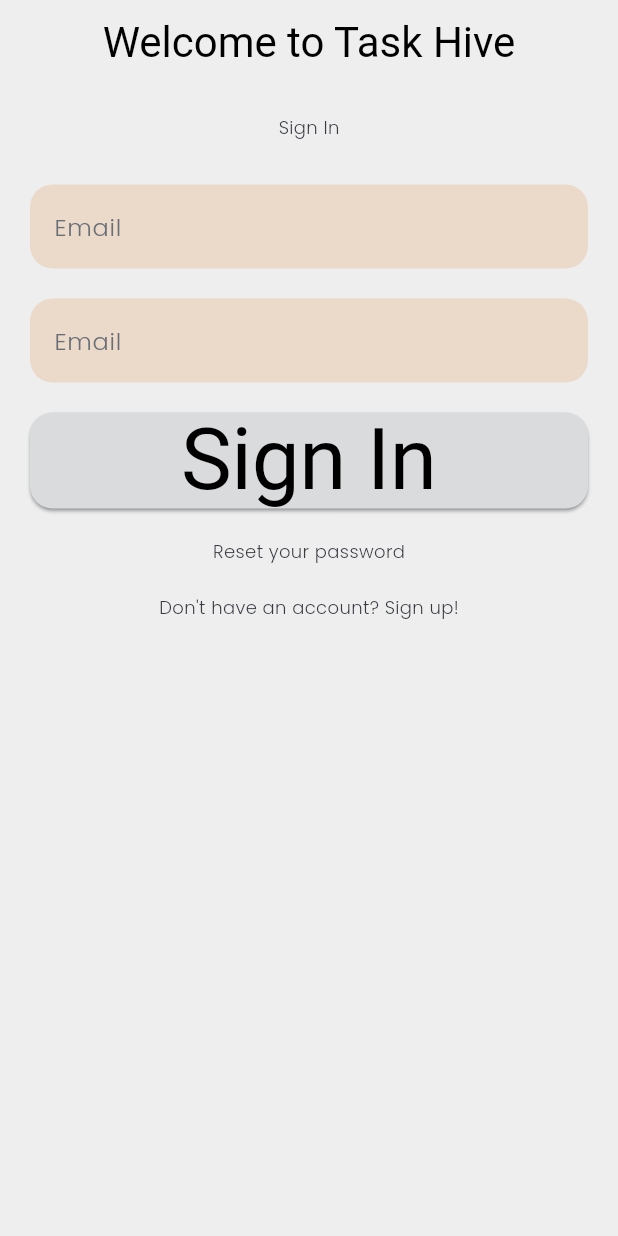
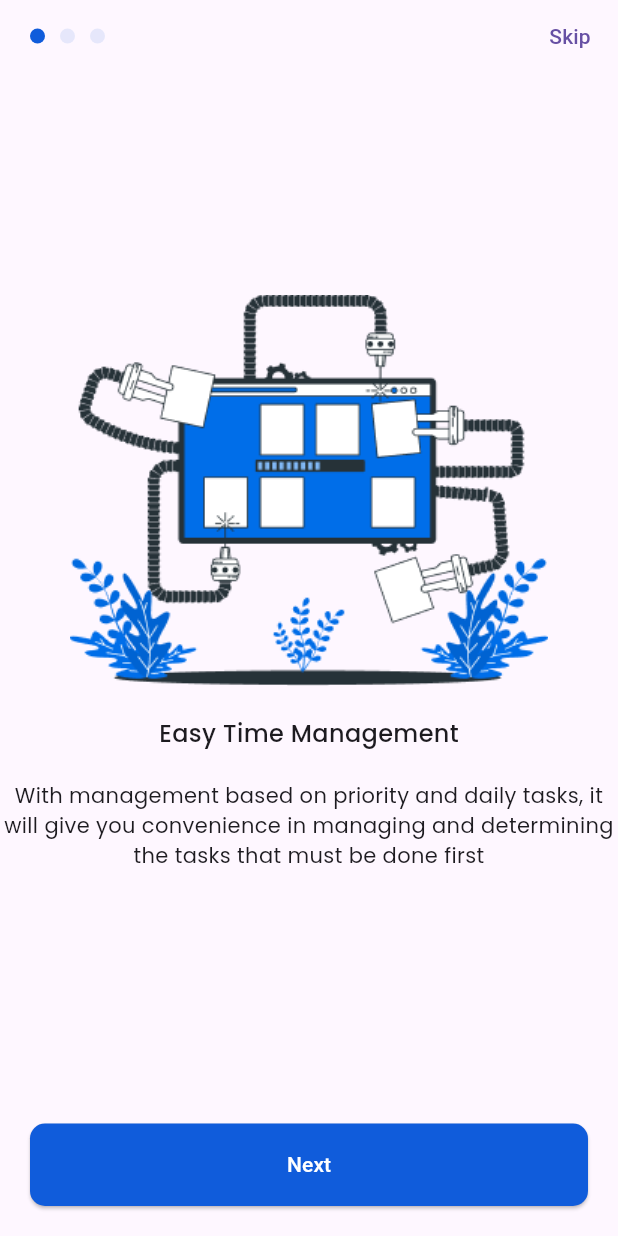
Before and after one commit to Tahsin007/nstu-codebreakers, a Flutter app: the screen it shows after launch, on a phone screen of 412 x 824 dp. Run offline on Flutter 3.47's test engine with Material 3 defaults, Android fonts, the phone set to English and light mode, and no system bars; our stand-ins replace equatable, flutter_bloc, get_it, go_router, google_fonts, logger.

Commit message:
Setup/initial: Worked on theme and font setup

```diff
--- a/task_hive/lib/core/navigation/router_config.dart
+++ b/task_hive/lib/core/navigation/router_config.dart
@@ -1,4 +1,6 @@
 import 'package:go_router/go_router.dart';
+import 'package:task_hive/features/on_board/screens/onboard_screen_1.dart';
+import 'package:task_hive/splash_screen.dart';
 
 import '../../features/auth/presentation/screens/signin_screen.dart';
 import 'error_page.dart';
@@ -9,11 +11,15 @@ class MyRouterConfig {
     errorBuilder: (context, state) {
       return const ErrorPage();
     },
-    initialLocation: MyRoutes.signInRoute,
+    initialLocation: MyRoutes.initialRoute,
     routes: [
       GoRoute(
-        path: MyRoutes.signInRoute,
-        builder: (context, state) => const SignInScreen(),
+        path: MyRoutes.initialRoute,
+        builder: (context, state) => const SplashScreen(),
+      ),
+      GoRoute(
+        path: MyRoutes.onboard1,
+        builder: (context, state) => const OnboardScreen1(),
       ),
     ],
   );
--- a/task_hive/lib/core/navigation/routes.dart
+++ b/task_hive/lib/core/navigation/routes.dart
@@ -1,5 +1,11 @@
 class MyRoutes {
   static String initialRoute = '/';
+
+  static String splashRoute = '/splash';
+  static String onboard1 = '/onboard1';
+  static String onboard2 = '/onboard2';
+  static String onboard3 = '/onboard3';
+
   static String signInRoute = '/signIn';
   static String signUpRoute = '/signUp';
   static String otpRoute = '/otp';
--- a/task_hive/lib/core/theme/colors.dart
+++ b/task_hive/lib/core/theme/colors.dart
@@ -1,17 +1,25 @@
 import 'dart:ui';
 
-class MyLightColors {
-  static const primary = Color(0xFFDC5F00);
-  static const secondary = Color(0xFF373A40);
-  static const shadow = Color(0xFF686D76);
-  static const surface = Color(0xFFEEEEEE);
+import 'package:flutter/material.dart';
+
+// class MyLightColors {
+//   static const primary = Color(0xFFDC5F00);
+//   static const secondary = Color(0xFF373A40);
+//   static const shadow = Color(0xFF686D76);
+//   static const surface = Color(0xFFEEEEEE);
+// }
+
+// class MyDarkColors {
+//   static const primary = Color.fromARGB(255, 179, 124, 82);
+//   // static const surface = Color(0xFF373A40);
+//   static const shadow = Color(0xFF686D76);
+//   static const secondary = Color(0xFFEEEEEE);
+// }
+
+class AppColors {
+  static const brand = Color(0xFF105CDB);
+  static const header = Color(0xFF000000);
+  static const subHeader = Color(0xFF474747);
+  static const textColor = Color(0xFF4A4646);
+  static const alert = Color(0xFFCB2F2F);
 }
-
-class MyDarkColors {
-  static const primary = Color.fromARGB(255, 179, 124, 82);
-  static const surface = Color(0xFF373A40);
-  static const shadow = Color(0xFF686D76);
-  static const secondary = Color(0xFFEEEEEE);
-}
-//test green 36BA98
-// pre surface Color(0xFF373A40);
--- a/task_hive/lib/core/theme/elevated_button_theme.dart
+++ b/task_hive/lib/core/theme/elevated_button_theme.dart
@@ -6,18 +6,18 @@ class MyElevatedfButtonTheme {
   static final myElevatedfButtonTheme = ElevatedButtonThemeData(
     style: ButtonStyle(
       backgroundColor: const WidgetStatePropertyAll(
-        Color(0xFFDADBDC),
+        AppColors.brand,
       ),
       minimumSize: const WidgetStatePropertyAll(
         Size(double.infinity, 55),
       ),
-      foregroundColor: const WidgetStatePropertyAll(
-        MyLightColors.secondary,
-      ),
       shape: WidgetStatePropertyAll(
         RoundedRectangleBorder(
-          borderRadius: BorderRadius.circular(15),
+          borderRadius: BorderRadius.circular(10),
         ),
+      ),
+      foregroundColor: const WidgetStatePropertyAll(
+        Colors.white,
       ),
     ),
   );
--- a/task_hive/lib/core/theme/input_decoration_theme.dart
+++ b/task_hive/lib/core/theme/input_decoration_theme.dart
@@ -3,14 +3,12 @@ import 'package:google_fonts/google_fonts.dart';
 
 import 'colors.dart';
 
-class MyInputDecorationTheme {
-  static final myInputDecorationTheme = InputDecorationTheme(
+class AppInputDecorationTheme {
+  static final appInputDecorationTheme = InputDecorationTheme(
     filled: true,
-    fillColor: const Color(0xFFEBD9CA),
     hintStyle: GoogleFonts.poppins(
       fontSize: 16,
       fontWeight: FontWeight.w300,
-      color: MyLightColors.shadow,
     ),
     enabledBorder: OutlineInputBorder(
       borderRadius: BorderRadius.circular(15),
@@ -19,7 +17,7 @@ class MyInputDecorationTheme {
     focusedBorder: OutlineInputBorder(
       borderRadius: BorderRadius.circular(15),
       borderSide: const BorderSide(
-        color: MyLightColors.primary,
+        color: AppColors.brand,
         width: 2,
       ),
     ),
@@ -30,41 +28,41 @@ class MyInputDecorationTheme {
     focusedErrorBorder: OutlineInputBorder(
       borderRadius: BorderRadius.circular(15),
       borderSide: const BorderSide(
-        color: MyLightColors.primary,
+        color: AppColors.alert,
         width: 2,
       ),
     ),
   );
 
-  static final myDarkInputDecorationTheme = InputDecorationTheme(
-    filled: true,
-    fillColor: const Color(0xFFEBD9CA),
-    hintStyle: GoogleFonts.poppins(
-      fontSize: 16,
-      fontWeight: FontWeight.w300,
-      color: MyDarkColors.secondary,
-    ),
-    enabledBorder: OutlineInputBorder(
-      borderRadius: BorderRadius.circular(15),
-      borderSide: BorderSide.none,
-    ),
-    focusedBorder: OutlineInputBorder(
-      borderRadius: BorderRadius.circular(15),
-      borderSide: const BorderSide(
-        color: MyDarkColors.primary,
-        width: 2,
-      ),
-    ),
-    errorBorder: OutlineInputBorder(
-      borderRadius: BorderRadius.circular(15),
-      borderSide: BorderSide.none,
-    ),
-    focusedErrorBorder: OutlineInputBorder(
-      borderRadius: BorderRadius.circular(15),
-      borderSide: const BorderSide(
-        color: MyDarkColors.primary,
-        width: 2,
-      ),
-    ),
-  );
+  // static final myDarkInputDecorationTheme = InputDecorationTheme(
+  //   filled: true,
+  //   // fillColor: const Color(0xFFEBD9CA),
+  //   hintStyle: GoogleFonts.poppins(
+  //     fontSize: 16,
+  //     fontWeight: FontWeight.w300,
+  //     color: AppColors.grey,
+  //   ),
+  //   enabledBorder: OutlineInputBorder(
+  //     borderRadius: BorderRadius.circular(15),
+  //     borderSide: BorderSide.none,
+  //   ),
+  //   focusedBorder: OutlineInputBorder(
+  //     borderRadius: BorderRadius.circular(15),
+  //     borderSide: const BorderSide(
+  //       color: AppColors.brand,
+  //       width: 2,
+  //     ),
+  //   ),
+  //   errorBorder: OutlineInputBorder(
+  //     borderRadius: BorderRadius.circular(15),
+  //     borderSide: BorderSide.none,
+  //   ),
+  //   focusedErrorBorder: OutlineInputBorder(
+  //     borderRadius: BorderRadius.circular(15),
+  //     borderSide: const BorderSide(
+  //       color: AppColors.alert,
+  //       width: 2,
+  //     ),
+  //   ),
+  // );
 }
--- a/task_hive/lib/core/theme/text_theme.dart
+++ b/task_hive/lib/core/theme/text_theme.dart
@@ -3,59 +3,91 @@ import 'package:google_fonts/google_fonts.dart';
 
 import 'colors.dart';
 
-class MyTextTheme {
-  static final myLightTextTheme = TextTheme(
+class AppTextTheme {
+  AppTextTheme._();
+
+  static final appTextTheme = TextTheme(
     headlineLarge: GoogleFonts.poppins(
       fontSize: 24,
       fontWeight: FontWeight.w700,
-      color: MyLightColors.secondary,
+      // color: AppColors.dark,
     ),
     headlineSmall: GoogleFonts.poppins(
       fontSize: 12,
       fontWeight: FontWeight.w400,
-      color: MyLightColors.shadow,
+      // color: AppColors.dark,
     ),
     bodyLarge: GoogleFonts.poppins(
       fontSize: 16,
       fontWeight: FontWeight.w500,
-      color: MyLightColors.shadow,
+      // color: AppColors.dark,
     ),
     bodyMedium: GoogleFonts.poppins(
       fontSize: 12,
       fontWeight: FontWeight.w300,
-      color: MyLightColors.secondary,
+      // color: AppColors.dark,
     ),
     bodySmall: GoogleFonts.poppins(
       fontSize: 11,
       fontWeight: FontWeight.w500,
-      color: MyLightColors.shadow,
-    ),
-  );
-  static final myDarkTextTheme = TextTheme(
-    headlineLarge: GoogleFonts.poppins(
-      fontSize: 24,
-      fontWeight: FontWeight.w700,
-      color: MyDarkColors.secondary,
-    ),
-    headlineSmall: GoogleFonts.poppins(
-      fontSize: 12,
-      fontWeight: FontWeight.w400,
-      color: MyDarkColors.secondary,
-    ),
-    bodyLarge: GoogleFonts.poppins(
-      fontSize: 16,
-      fontWeight: FontWeight.w500,
-      color: MyDarkColors.secondary,
-    ),
-    bodyMedium: GoogleFonts.poppins(
-      fontSize: 12,
-      fontWeight: FontWeight.w300,
-      color: MyDarkColors.secondary,
-    ),
-    bodySmall: GoogleFonts.poppins(
-      fontSize: 11,
-      fontWeight: FontWeight.w500,
-      color: MyDarkColors.secondary,
+      // color: AppColors.dark,
     ),
   );
 }
+
+// class MyTextTheme {
+//   static final myLightTextTheme = TextTheme(
+//     headlineLarge: GoogleFonts.poppins(
+//       fontSize: 24,
+//       fontWeight: FontWeight.w700,
+//       // color: AppColors.dark,
+//     ),
+//     headlineSmall: GoogleFonts.poppins(
+//       fontSize: 12,
+//       fontWeight: FontWeight.w400,
+//       // color: AppColors.dark,
+//     ),
+//     bodyLarge: GoogleFonts.poppins(
+//       fontSize: 16,
+//       fontWeight: FontWeight.w500,
+//       // color: AppColors.dark,
+//     ),
+//     bodyMedium: GoogleFonts.poppins(
+//       fontSize: 12,
+//       fontWeight: FontWeight.w300,
+//       // color: AppColors.dark,
+//     ),
+//     bodySmall: GoogleFonts.poppins(
+//       fontSize: 11,
+//       fontWeight: FontWeight.w500,
+//       // color: AppColors.dark,
+//     ),
+//   );
+//   static final myDarkTextTheme = TextTheme(
+//     headlineLarge: GoogleFonts.poppins(
+//       fontSize: 24,
+//       fontWeight: FontWeight.w700,
+//       // color: AppColors.dark,
+//     ),
+//     headlineSmall: GoogleFonts.poppins(
+//       fontSize: 12,
+//       fontWeight: FontWeight.w400,
+//       // color: AppColors.dark,
+//     ),
+//     bodyLarge: GoogleFonts.poppins(
+//       fontSize: 16,
+//       fontWeight: FontWeight.w500,
+//       // color: AppColors.dark,
+//     ),
+//     bodyMedium: GoogleFonts.poppins(
+//       fontSize: 12,
+//       fontWeight: FontWeight.w300,
+//       // color: AppColors.dark,
+//     ),
+//     bodySmall: GoogleFonts.poppins(
+//       fontSize: 11,
+//       fontWeight: FontWeight.w500,
+//       // color: AppColors.dark,
+//     ),
+//   );
+// }
--- a/task_hive/lib/core/theme/theme.dart
+++ b/task_hive/lib/core/theme/theme.dart
@@ -9,31 +9,29 @@ class ThemeClass {
   static ThemeData lightTheme = ThemeData(
     useMaterial3: true,
     brightness: Brightness.light,
-    colorScheme: const ColorScheme.light(
-      primary: MyLightColors.primary,
-      secondary: MyLightColors.secondary,
-      surface: MyLightColors.surface,
-      shadow: MyLightColors.shadow,
-    ),
-    textTheme: MyTextTheme.myLightTextTheme,
-    inputDecorationTheme: MyInputDecorationTheme.myInputDecorationTheme,
+    // colorScheme: const ColorScheme.light(
+    //   primary: MyLightColors.primary,
+    //   secondary: MyLightColors.secondary,
+    //   shadow: MyLightColors.shadow,
+    // ),
+    // textTheme: MyTextTheme.myLightTextTheme,
+    inputDecorationTheme: AppInputDecorationTheme.appInputDecorationTheme,
     elevatedButtonTheme: MyElevatedfButtonTheme.myElevatedfButtonTheme,
   );
 
   static ThemeData darkTheme = ThemeData(
     useMaterial3: true,
     brightness: Brightness.dark,
-    colorScheme: const ColorScheme.dark(
-      primary: MyDarkColors.primary,
-      secondary: MyDarkColors.secondary,
-      surface: MyDarkColors.surface,
-      shadow: MyDarkColors.shadow,
-    ),
-    appBarTheme: const AppBarTheme(
-      foregroundColor: MyLightColors.surface,
-    ),
-    textTheme: MyTextTheme.myDarkTextTheme,
-    inputDecorationTheme: MyInputDecorationTheme.myDarkInputDecorationTheme,
-    elevatedButtonTheme: MyElevatedfButtonTheme.myElevatedfButtonTheme,
+    // colorScheme: const ColorScheme.dark(
+    //   primary: MyDarkColors.primary,
+    //   secondary: MyDarkColors.secondary,
+    //   shadow: MyDarkColors.shadow,
+    // ),
+    // appBarTheme: const AppBarTheme(
+    //   foregroundColor: MyLightColors.surface,
+    // ),
+    // textTheme: MyTextTheme.myDarkTextTheme,
+    inputDecorationTheme: AppInputDecorationTheme.appInputDecorationTheme,
+    // elevatedButtonTheme: MyElevatedfButtonTheme.myElevatedfButtonTheme,
   );
 }
--- a/task_hive/lib/features/auth/presentation/screens/signin_screen.dart
+++ b/task_hive/lib/features/auth/presentation/screens/signin_screen.dart
@@ -1,4 +1,5 @@
 import 'package:flutter/material.dart';
+import 'package:task_hive/core/extensions/app_extension.dart';
 
 class SignInScreen extends StatefulWidget {
   const SignInScreen({super.key});
@@ -18,6 +19,8 @@ class _SignInScreenState extends State<SignInScreen> {
 
   @override
   Widget build(BuildContext context) {
+    final scheme = Theme.of(context).colorScheme;
+    final textTheme = Theme.of(context).textTheme;
     return Scaffold(
       appBar: AppBar(
         centerTitle: true,
@@ -37,7 +40,7 @@ class _SignInScreenState extends State<SignInScreen> {
                 const SizedBox(height: 20),
                 Text(
                   'Sign In',
-                  style: Theme.of(context).textTheme.bodyMedium,
+                  style: textTheme.textxlBold.copyWith(color: scheme.textColor),
                 ),
                 const SizedBox(height: 30),
                 TextField(
@@ -56,8 +59,12 @@ class _SignInScreenState extends State<SignInScreen> {
                 const SizedBox(height: 20),
                 ElevatedButton(
                   onPressed: () {},
-                  child: Text('Sign In',
-                      style: Theme.of(context).textTheme.displayLarge),
+                  child: Text(
+                    'Sign In',
+                    // style: textTheme.text2xlMedium.copyWith(
+                    //   color: scheme.textColor,
+                    // ),
+                  ),
                 ),
                 const SizedBox(height: 20),
                 InkWell(
--- /dev/null
+++ b/task_hive/lib/features/on_board/screens/onboard_screen_1.dart
@@ -0,0 +1,97 @@
+import 'package:flutter/material.dart';
+import 'package:go_router/go_router.dart';
+import 'package:task_hive/core/extensions/app_extension.dart';
+import 'package:task_hive/core/theme/colors.dart';
+
+import '../../../core/navigation/routes.dart';
+
+class OnboardScreen1 extends StatelessWidget {
+  const OnboardScreen1({super.key});
+
+  @override
+  Widget build(BuildContext context) {
+    final textTheme = Theme.of(context).textTheme;
+    return Scaffold(
+      body: SafeArea(
+        child: Column(
+          mainAxisAlignment: MainAxisAlignment.spaceBetween,
+          children: [
+            _topElements(context),
+            _midElements(textTheme),
+            _bottomElements(context),
+          ],
+        ),
+      ),
+    );
+  }
+
+  Padding _bottomElements(BuildContext context) {
+    return Padding(
+      padding: const EdgeInsets.all(20),
+      child: ElevatedButton(
+        onPressed: () {
+          context.go(MyRoutes.onboard2);
+        },
+        child: const Text('Next'),
+      ),
+    );
+  }
+
+  SizedBox _midElements(TextTheme textTheme) {
+    return SizedBox(
+      child: Column(
+        children: [
+          Image.asset('assets/onboarding/onboard1.png'),
+          const SizedBox(height: 20),
+          Text(
+            'Easy Time Management',
+            style: textTheme.textBaseMedium,
+          ),
+          const SizedBox(height: 20),
+          Text(
+            'With management based on priority and daily tasks, it will give you convenience in managing and determining the tasks that must be done first ',
+            style: textTheme.textSmRegular,
+            textAlign: TextAlign.center,
+          ),
+        ],
+      ),
+    );
+  }
+
+  Row _topElements(BuildContext context) {
+    return Row(
+      mainAxisAlignment: MainAxisAlignment.spaceBetween,
+      children: [
+        Padding(
+          padding: const EdgeInsets.only(left: 20.0),
+          child: Row(
+            children: [
+              _dot(true),
+              const SizedBox(width: 10),
+              _dot(false),
+              const SizedBox(width: 10),
+              _dot(false),
+            ],
+          ),
+        ),
+        TextButton(
+          onPressed: () {
+            context.go(MyRoutes.signInRoute);
+          },
+          child: const Text('Skip'),
+        ),
+      ],
+    );
+  }
+
+  Container _dot(bool isActive) {
+    return Container(
+      width: 10,
+      height: 10,
+      decoration: BoxDecoration(
+        color: (isActive) ? AppColors.brand : AppColors.brand.withOpacity(0.1),
+        shape: BoxShape.circle,
+      ),
+    );
+  }
+}
--- a/task_hive/lib/task_hive.dart
+++ b/task_hive/lib/task_hive.dart
@@ -1,9 +1,11 @@
 import 'package:flutter/material.dart';
 import 'package:flutter_bloc/flutter_bloc.dart';
+import 'package:task_hive/splash_screen.dart';
 
 import 'core/base/cubit/base_cubit.dart';
 import 'core/base/cubit/base_state.dart';
 import 'core/di/di.dart';
+import 'core/navigation/router_config.dart';
 import 'core/theme/theme.dart';
 import 'features/auth/presentation/screens/signin_screen.dart';
 
@@ -17,13 +19,12 @@ class MyApp extends StatelessWidget {
     return BlocBuilder<BaseCubit, BaseState>(
       bloc: theme,
       builder: (context, state) {
-        print('dbg state type: ${state.runtimeType}');
-        return MaterialApp(
+        return MaterialApp.router(
           title: 'Flutter Demo',
           theme: ThemeClass.lightTheme,
           darkTheme: ThemeClass.darkTheme,
           themeMode: state.themeMode,
-          home: const SignInScreen(),
+          routerConfig: MyRouterConfig.router,
         );
       },
     );
--- a/task_hive/pubspec.yaml
+++ b/task_hive/pubspec.yaml
@@ -66,8 +66,9 @@ flutter:
   uses-material-design: true
 
   # To add assets to your application, add an assets section, like this:
-  # assets:
-  #   - images/a_dot_burr.jpeg
+  assets:
+      - assets/images/
+      - assets/onboarding/
   #   - images/a_dot_ham.jpeg
 
   # An image asset can refer to one or more resolution-specific "variants", see
```
Also changed, not shown: task_hive/lib/core/extensions/app_extension.dart (added, +144 -0 lines), task_hive/lib/splash_screen.dart (added, +46 -0 lines), task_hive/assets/images/logo.png (added), task_hive/assets/onboarding/onboard1.png (added), task_hive/assets/onboarding/onboard2.png (added), task_hive/assets/onboarding/onboard3.png (added).
